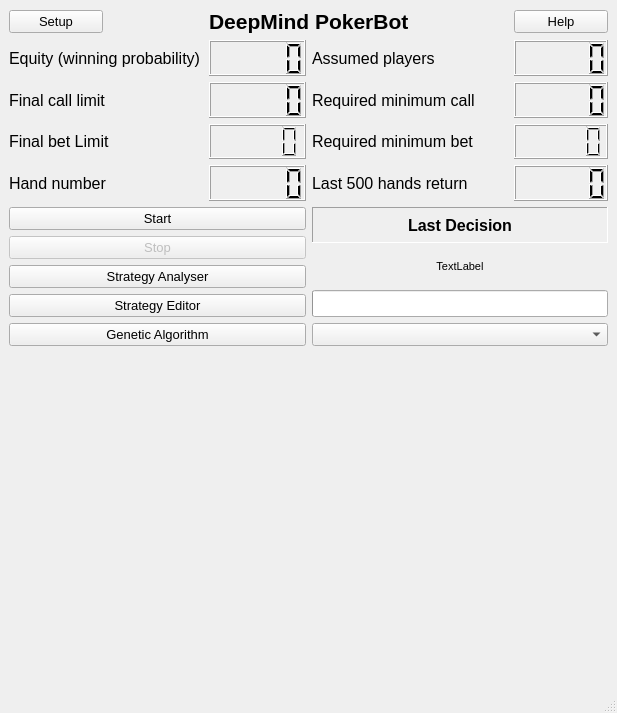
First picture: the form in gui/gui_qt_ui.ui, repository dickreuter/Poker, before the edit.
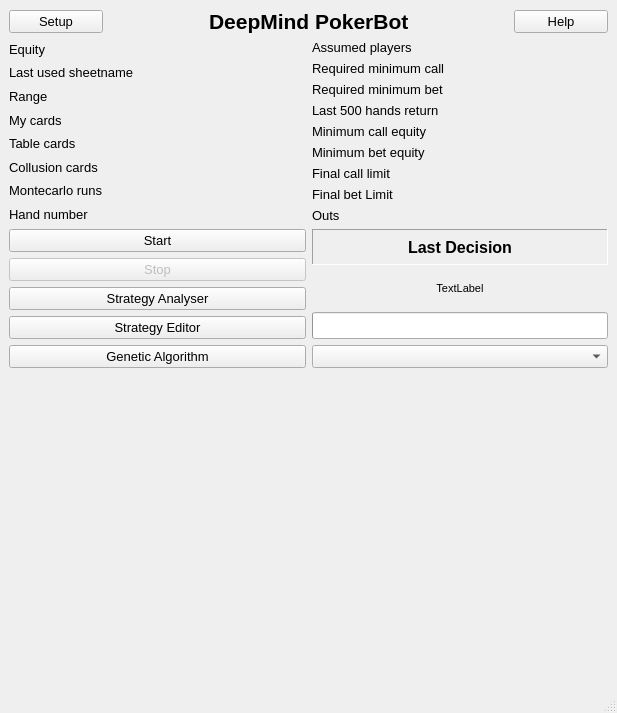
Second picture: the form after the edit.

Patch:
```diff
--- a/gui/gui_qt_ui.ui
+++ b/gui/gui_qt_ui.ui
@@ -38,6 +38,13 @@
   </property>
   <widget class="QWidget" name="centralwidget">
    <layout class="QGridLayout" name="gridLayout">
+    <item row="8" column="0" colspan="3">
+     <layout class="QVBoxLayout" name="vLayout">
+      <item>
+       <widget class="QWidget" name="widget_3" native="true"/>
+      </item>
+     </layout>
+    </item>
     <item row="0" column="2" colspan="2">
      <widget class="QLabel" name="label_11">
       <property name="font">
@@ -52,102 +59,10 @@
       </property>
      </widget>
     </item>
-    <item row="3" column="5">
-     <layout class="QVBoxLayout" name="verticalLayout_6">
+    <item row="9" column="3" colspan="3">
+     <layout class="QVBoxLayout" name="vLayout4">
       <item>
-       <widget class="QLCDNumber" name="assumed_players">
-        <property name="toolTip">
-         <string>To calculate the equity (winning probability), the simulation assumes this amount of players in the game (including yourself)</string>
-        </property>
-       </widget>
-      </item>
-      <item>
-       <widget class="QLCDNumber" name="required_mincall">
-        <property name="toolTip">
-         <string>$ on the call button</string>
-        </property>
-       </widget>
-      </item>
-      <item>
-       <widget class="QLCDNumber" name="required_minbet">
-        <property name="toolTip">
-         <string>$ on the bet button</string>
-        </property>
-       </widget>
-      </item>
-      <item>
-       <widget class="QLCDNumber" name="winnings"/>
-      </item>
-     </layout>
-    </item>
-    <item row="8" column="0" colspan="3">
-     <layout class="QVBoxLayout" name="vLayout">
-      <item>
-       <widget class="QWidget" name="widget_3" native="true"/>
-      </item>
-     </layout>
-    </item>
-    <item row="3" column="3" colspan="2">
-     <layout class="QVBoxLayout" name="verticalLayout_5">
-      <item>
-       <widget class="QLabel" name="label_6">
-        <property name="text">
-         <string>Assumed players</string>
-        </property>
-       </widget>
-      </item>
-      <item>
-       <widget class="QLabel" name="label_7">
-        <property name="text">
-         <string>Required minimum call</string>
-        </property>
-       </widget>
-      </item>
-      <item>
-       <widget class="QLabel" name="label_8">
-        <property name="text">
-         <string>Required minimum bet</string>
-        </property>
-       </widget>
-      </item>
-      <item>
-       <widget class="QLabel" name="label_10">
-        <property name="text">
-         <string>Last 500 hands return</string>
-        </property>
-       </widget>
-      </item>
-     </layout>
-    </item>
-    <item row="3" column="0" colspan="2">
-     <layout class="QVBoxLayout" name="verticalLayout_4">
-      <item>
-       <widget class="QLabel" name="label_2">
-        <property name="text">
-         <string>Equity (winning probability)</string>
-        </property>
-       </widget>
-      </item>
-      <item>
-       <widget class="QLabel" name="label_3">
-        <property name="text">
-         <string>Final call limit</string>
-        </property>
-       </widget>
-      </item>
-      <item>
-       <widget class="QLabel" name="label_4">
-        <property name="text">
-         <string>Final bet Limit</string>
-        </property>
-       </widget>
-      </item>
-      <item>
-       <widget class="QLabel" name="label">
-        <property name="text">
-         <string>Hand number</string>
-        </property>
-       </widget>
+       <widget class="QWidget" name="widget_2" native="true"/>
       </item>
      </layout>
     </item>
@@ -246,12 +161,32 @@
       </item>
      </layout>
     </item>
-    <item row="9" column="3" colspan="3">
-     <layout class="QVBoxLayout" name="vLayout4">
-      <item>
-       <widget class="QWidget" name="widget_2" native="true"/>
-      </item>
-     </layout>
+    <item row="0" column="0">
+     <widget class="QPushButton" name="pushButton_setup">
+      <property name="font">
+       <font>
+        <pointsize>10</pointsize>
+       </font>
+      </property>
+      <property name="toolTip">
+       <string>&lt;html&gt;&lt;head/&gt;&lt;body&gt;&lt;p&gt;Setup which virtual machine the bot should access. You need to install Virtualbox to use this function (available for free). The pokerstars software will then run in the virtualbox and the pokerbot needs to run outside of the virtualbox.&lt;/p&gt;&lt;/body&gt;&lt;/html&gt;</string>
+      </property>
+      <property name="text">
+       <string>Setup</string>
+      </property>
+     </widget>
+    </item>
+    <item row="0" column="5">
+     <widget class="QPushButton" name="pushButton_help">
+      <property name="font">
+       <font>
+        <pointsize>10</pointsize>
+       </font>
+      </property>
+      <property name="text">
+       <string>Help</string>
+      </property>
+     </widget>
     </item>
     <item row="5" column="3" colspan="3">
      <layout class="QGridLayout" name="gridLayout_2">
@@ -293,6 +228,19 @@
         </property>
        </widget>
       </item>
+      <item row="5" column="0">
+       <widget class="QProgressBar" name="progress_bar">
+        <property name="toolTip">
+         <string>Shows progress when the buttons appear</string>
+        </property>
+        <property name="value">
+         <number>0</number>
+        </property>
+        <property name="textVisible">
+         <bool>false</bool>
+        </property>
+       </widget>
+      </item>
       <item row="6" column="0">
        <widget class="QComboBox" name="comboBox_current_strategy">
         <property name="font">
@@ -329,19 +277,6 @@
         </property>
        </widget>
       </item>
-      <item row="5" column="0">
-       <widget class="QProgressBar" name="progress_bar">
-        <property name="toolTip">
-         <string>Shows progress when the buttons appear</string>
-        </property>
-        <property name="value">
-         <number>0</number>
-        </property>
-        <property name="textVisible">
-         <bool>false</bool>
-        </property>
-       </widget>
-      </item>
      </layout>
     </item>
     <item row="9" column="0" colspan="3">
@@ -351,64 +286,429 @@
       </item>
      </layout>
     </item>
+    <item row="3" column="5">
+     <layout class="QVBoxLayout" name="verticalLayout_6">
+      <item>
+       <widget class="QLabel" name="assumed_players">
+        <property name="font">
+         <font>
+          <pointsize>10</pointsize>
+         </font>
+        </property>
+        <property name="text">
+         <string/>
+        </property>
+       </widget>
+      </item>
+      <item>
+       <widget class="QLabel" name="required_mincall">
+        <property name="font">
+         <font>
+          <pointsize>10</pointsize>
+         </font>
+        </property>
+        <property name="text">
+         <string/>
+        </property>
+       </widget>
+      </item>
+      <item>
+       <widget class="QLabel" name="required_minbet">
+        <property name="font">
+         <font>
+          <pointsize>10</pointsize>
+         </font>
+        </property>
+        <property name="text">
+         <string/>
+        </property>
+       </widget>
+      </item>
+      <item>
+       <widget class="QLabel" name="winnings">
+        <property name="font">
+         <font>
+          <pointsize>10</pointsize>
+         </font>
+        </property>
+        <property name="text">
+         <string/>
+        </property>
+       </widget>
+      </item>
+      <item>
+       <widget class="QLabel" name="mincallequity">
+        <property name="font">
+         <font>
+          <pointsize>10</pointsize>
+         </font>
+        </property>
+        <property name="text">
+         <string/>
+        </property>
+       </widget>
+      </item>
+      <item>
+       <widget class="QLabel" name="minbetequity">
+        <property name="font">
+         <font>
+          <pointsize>10</pointsize>
+         </font>
+        </property>
+        <property name="text">
+         <string/>
+        </property>
+       </widget>
+      </item>
+      <item>
+       <widget class="QLabel" name="calllimit">
+        <property name="font">
+         <font>
+          <pointsize>10</pointsize>
+         </font>
+        </property>
+        <property name="text">
+         <string/>
+        </property>
+       </widget>
+      </item>
+      <item>
+       <widget class="QLabel" name="betlimit">
+        <property name="font">
+         <font>
+          <pointsize>10</pointsize>
+         </font>
+        </property>
+        <property name="text">
+         <string/>
+        </property>
+       </widget>
+      </item>
+      <item>
+       <widget class="QLabel" name="outs">
+        <property name="font">
+         <font>
+          <pointsize>10</pointsize>
+         </font>
+        </property>
+        <property name="text">
+         <string/>
+        </property>
+       </widget>
+      </item>
+     </layout>
+    </item>
+    <item row="3" column="3" colspan="2">
+     <layout class="QVBoxLayout" name="verticalLayout_5">
+      <item>
+       <widget class="QLabel" name="label_6">
+        <property name="font">
+         <font>
+          <pointsize>10</pointsize>
+         </font>
+        </property>
+        <property name="text">
+         <string>Assumed players</string>
+        </property>
+       </widget>
+      </item>
+      <item>
+       <widget class="QLabel" name="label_7">
+        <property name="font">
+         <font>
+          <pointsize>10</pointsize>
+         </font>
+        </property>
+        <property name="text">
+         <string>Required minimum call</string>
+        </property>
+       </widget>
+      </item>
+      <item>
+       <widget class="QLabel" name="label_8">
+        <property name="font">
+         <font>
+          <pointsize>10</pointsize>
+         </font>
+        </property>
+        <property name="text">
+         <string>Required minimum bet</string>
+        </property>
+       </widget>
+      </item>
+      <item>
+       <widget class="QLabel" name="label_10">
+        <property name="font">
+         <font>
+          <pointsize>10</pointsize>
+         </font>
+        </property>
+        <property name="text">
+         <string>Last 500 hands return</string>
+        </property>
+       </widget>
+      </item>
+      <item>
+       <widget class="QLabel" name="label1">
+        <property name="font">
+         <font>
+          <pointsize>10</pointsize>
+         </font>
+        </property>
+        <property name="text">
+         <string>Minimum call equity</string>
+        </property>
+       </widget>
+      </item>
+      <item>
+       <widget class="QLabel" name="label_5">
+        <property name="font">
+         <font>
+          <pointsize>10</pointsize>
+         </font>
+        </property>
+        <property name="text">
+         <string>Minimum bet equity</string>
+        </property>
+       </widget>
+      </item>
+      <item>
+       <widget class="QLabel" name="label_3">
+        <property name="font">
+         <font>
+          <pointsize>10</pointsize>
+         </font>
+        </property>
+        <property name="text">
+         <string>Final call limit</string>
+        </property>
+       </widget>
+      </item>
+      <item>
+       <widget class="QLabel" name="label_4">
+        <property name="font">
+         <font>
+          <pointsize>10</pointsize>
+         </font>
+        </property>
+        <property name="text">
+         <string>Final bet Limit</string>
+        </property>
+       </widget>
+      </item>
+      <item>
+       <widget class="QLabel" name="label_12">
+        <property name="font">
+         <font>
+          <pointsize>10</pointsize>
+         </font>
+        </property>
+        <property name="text">
+         <string>Outs</string>
+        </property>
+       </widget>
+      </item>
+     </layout>
+    </item>
     <item row="3" column="2">
      <layout class="QVBoxLayout" name="verticalLayout_3">
       <item>
-       <widget class="QLCDNumber" name="equity">
-        <property name="toolTip">
-         <string>Winning probability as calculated by the simulation</string>
+       <widget class="QLabel" name="equity">
+        <property name="font">
+         <font>
+          <pointsize>10</pointsize>
+         </font>
         </property>
+        <property name="text">
+         <string/>
+        </property>
        </widget>
       </item>
       <item>
-       <widget class="QLCDNumber" name="calllimit">
-        <property name="toolTip">
-         <string>The maximum amount on the call button where the bot would still call</string>
+       <widget class="QLabel" name="sheetname">
+        <property name="font">
+         <font>
+          <pointsize>10</pointsize>
+         </font>
         </property>
+        <property name="text">
+         <string/>
+        </property>
        </widget>
       </item>
       <item>
-       <widget class="QLCDNumber" name="betlimit">
-        <property name="toolTip">
-         <string>The maximum amount on the bet button where the bot would still bet</string>
+       <widget class="QLabel" name="opponent_range">
+        <property name="font">
+         <font>
+          <pointsize>10</pointsize>
+         </font>
         </property>
+        <property name="text">
+         <string/>
+        </property>
        </widget>
       </item>
       <item>
-       <widget class="QLCDNumber" name="gamenumber">
-        <property name="toolTip">
-         <string>How many hands have been played with the current strategy</string>
+       <widget class="QLabel" name="mycards">
+        <property name="font">
+         <font>
+          <pointsize>10</pointsize>
+         </font>
         </property>
+        <property name="text">
+         <string/>
+        </property>
        </widget>
       </item>
+      <item>
+       <widget class="QLabel" name="tablecards">
+        <property name="font">
+         <font>
+          <pointsize>10</pointsize>
+         </font>
+        </property>
+        <property name="text">
+         <string/>
+        </property>
+       </widget>
+      </item>
+      <item>
+       <widget class="QLabel" name="collusion_cards">
+        <property name="font">
+         <font>
+          <pointsize>10</pointsize>
+         </font>
+        </property>
+        <property name="text">
+         <string/>
+        </property>
+       </widget>
+      </item>
+      <item>
+       <widget class="QLabel" name="runs">
+        <property name="font">
+         <font>
+          <pointsize>10</pointsize>
+         </font>
+        </property>
+        <property name="text">
+         <string/>
+        </property>
+       </widget>
+      </item>
+      <item>
+       <widget class="QLabel" name="gamenumber">
+        <property name="font">
+         <font>
+          <pointsize>10</pointsize>
+         </font>
+        </property>
+        <property name="text">
+         <string/>
+        </property>
+       </widget>
+      </item>
      </layout>
     </item>
-    <item row="0" column="5">
-     <widget class="QPushButton" name="pushButton_help">
-      <property name="font">
-       <font>
-        <pointsize>10</pointsize>
-       </font>
-      </property>
-      <property name="text">
-       <string>Help</string>
-      </property>
-     </widget>
-    </item>
-    <item row="0" column="0">
-     <widget class="QPushButton" name="pushButton_setup">
-      <property name="font">
-       <font>
-        <pointsize>10</pointsize>
-       </font>
-      </property>
-      <property name="toolTip">
-       <string>&lt;html&gt;&lt;head/&gt;&lt;body&gt;&lt;p&gt;Setup which virtual machine the bot should access. You need to install Virtualbox to use this function (available for free). The pokerstars software will then run in the virtualbox and the pokerbot needs to run outside of the virtualbox.&lt;/p&gt;&lt;/body&gt;&lt;/html&gt;</string>
-      </property>
-      <property name="text">
-       <string>Setup</string>
-      </property>
-     </widget>
+    <item row="3" column="0" colspan="2">
+     <layout class="QVBoxLayout" name="verticalLayout_4">
+      <item>
+       <widget class="QLabel" name="label_2">
+        <property name="font">
+         <font>
+          <pointsize>10</pointsize>
+         </font>
+        </property>
+        <property name="text">
+         <string>Equity</string>
+        </property>
+       </widget>
+      </item>
+      <item>
+       <widget class="QLabel" name="label_9">
+        <property name="font">
+         <font>
+          <pointsize>10</pointsize>
+         </font>
+        </property>
+        <property name="text">
+         <string>Last used sheetname</string>
+        </property>
+       </widget>
+      </item>
+      <item>
+       <widget class="QLabel" name="label_13">
+        <property name="font">
+         <font>
+          <pointsize>10</pointsize>
+         </font>
+        </property>
+        <property name="text">
+         <string>Range</string>
+        </property>
+       </widget>
+      </item>
+      <item>
+       <widget class="QLabel" name="label_14">
+        <property name="font">
+         <font>
+          <pointsize>10</pointsize>
+         </font>
+        </property>
+        <property name="text">
+         <string>My cards</string>
+        </property>
+       </widget>
+      </item>
+      <item>
+       <widget class="QLabel" name="label_16">
+        <property name="font">
+         <font>
+          <pointsize>10</pointsize>
+         </font>
+        </property>
+        <property name="text">
+         <string>Table cards</string>
+        </property>
+       </widget>
+      </item>
+      <item>
+       <widget class="QLabel" name="label_17">
+        <property name="font">
+         <font>
+          <pointsize>10</pointsize>
+         </font>
+        </property>
+        <property name="text">
+         <string>Collusion cards</string>
+        </property>
+       </widget>
+      </item>
+      <item>
+       <widget class="QLabel" name="label_15">
+        <property name="font">
+         <font>
+          <pointsize>10</pointsize>
+         </font>
+        </property>
+        <property name="text">
+         <string>Montecarlo runs</string>
+        </property>
+       </widget>
+      </item>
+      <item>
+       <widget class="QLabel" name="label">
+        <property name="font">
+         <font>
+          <pointsize>10</pointsize>
+         </font>
+        </property>
+        <property name="text">
+         <string>Hand number</string>
+        </property>
+       </widget>
+      </item>
+     </layout>
     </item>
    </layout>
   </widget>
```
